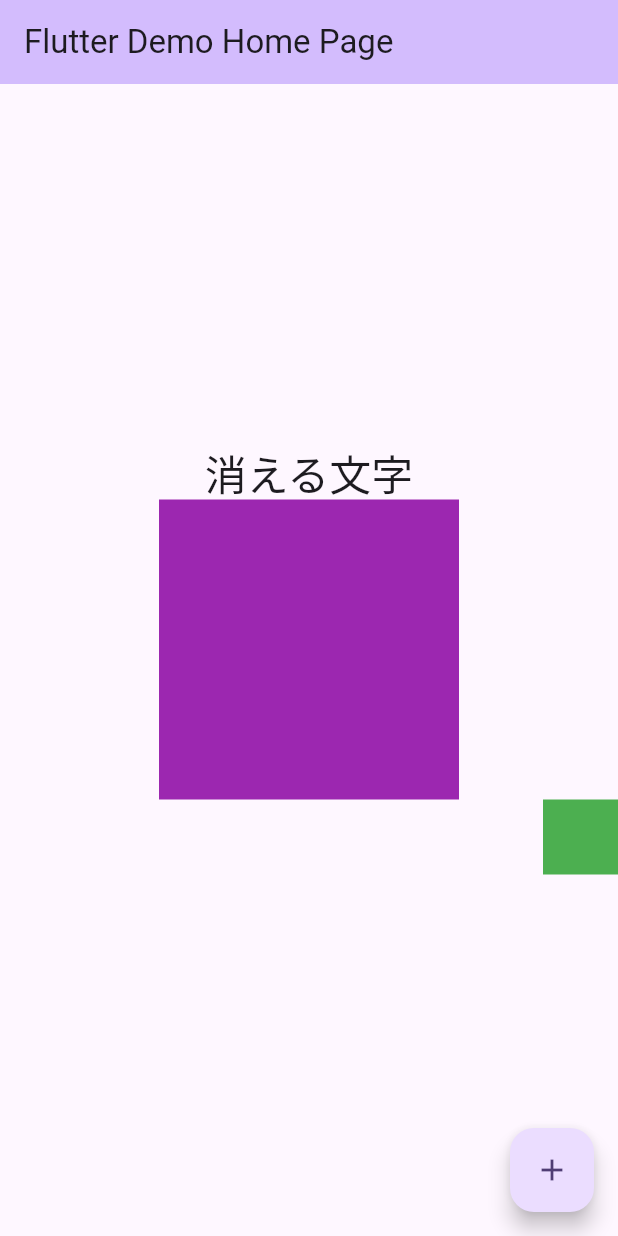
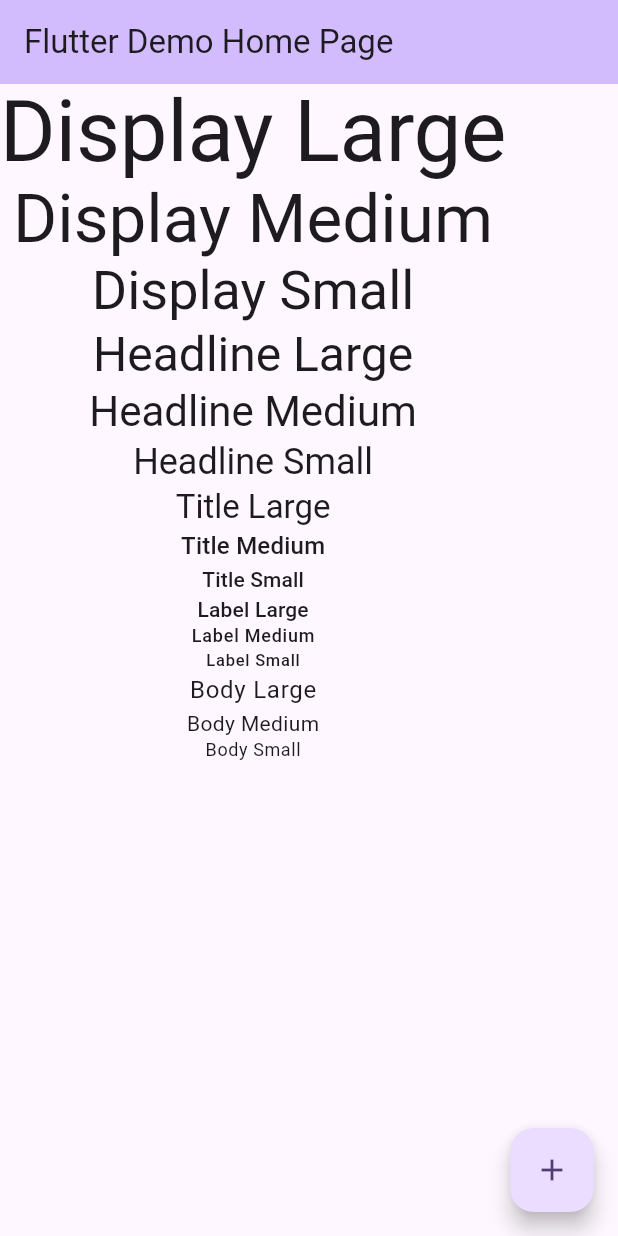
Before and after one commit to yuma-ito-bd/flutter-helloworld, a Flutter app: the screen it shows after launch, on a phone screen of 412 x 824 dp. Run offline on Flutter 3.47's test engine with Material 3 defaults, Android fonts, the phone set to English and light mode, and no system bars; our stand-ins replace font_awesome_flutter.

Commit message:
TextThemeの一覧を表示

```diff
--- a/counter_app/lib/main.dart
+++ b/counter_app/lib/main.dart
@@ -82,50 +82,69 @@ class _MyHomePageState extends State<MyHomePage> {
         // the App.build method, and use it to set our appbar title.
         title: Text(widget.title),
       ),
-      body: Center(
-        // Center is a layout widget. It takes a single child and positions it
-        // in the middle of the parent.
-        child: Column(
-          // Column is also a layout widget. It takes a list of children and
-          // arranges them vertically. By default, it sizes itself to fit its
-          // children horizontally, and tries to be as tall as its parent.
-          //
-          // Column has various properties to control how it sizes itself and
-          // how it positions its children. Here we use mainAxisAlignment to
-          // center the children vertically; the main axis here is the vertical
-          // axis because Columns are vertical (the cross axis would be
-          // horizontal).
-          //
-          // TRY THIS: Invoke "debug painting" (choose the "Toggle Debug Paint"
-          // action in the IDE, or press "p" in the console), to see the
-          // wireframe for each widget.
-          mainAxisAlignment: MainAxisAlignment.center,
+      body: Column(
         children: <Widget>[
-            AnimatedOpacity(
-              opacity: _flag ? 0.1 : 1.0,
-              duration: const Duration(seconds: 3),
-              child: Text(
-                "消える文字",
+          Text(
+            "Display Large",
+            style: Theme.of(context).textTheme.displayLarge,
+          ),
+          Text(
+            "Display Medium",
+            style: Theme.of(context).textTheme.displayMedium,
+          ),
+          Text(
+            "Display Small",
+            style: Theme.of(context).textTheme.displaySmall,
+          ),
+          Text(
+            "Headline Large",
+            style: Theme.of(context).textTheme.headlineLarge,
+          ),
+          Text(
+            "Headline Medium",
             style: Theme.of(context).textTheme.headlineMedium,
           ),
+          Text(
+            "Headline Small",
+            style: Theme.of(context).textTheme.headlineSmall,
           ),
-            AnimatedSize(
-              duration: const Duration(seconds: 3),
-              child: SizedBox(
-                width: _flag ? 50 : 200,
-                height: _flag ? 50 : 200,
-                child: Container(
-                  color: Colors.purple,
+          Text(
+            "Title Large",
+            style: Theme.of(context).textTheme.titleLarge,
           ),
+          Text(
+            "Title Medium",
+            style: Theme.of(context).textTheme.titleMedium,
           ),
+          Text(
+            "Title Small",
+            style: Theme.of(context).textTheme.titleSmall,
           ),
-            AnimatedAlign(
-                duration: const Duration(seconds: 3),
-                alignment: _flag ? Alignment.topLeft : Alignment.bottomRight,
-                child: SizedBox(width: 50, height: 50, child: Container(color: Colors.green,),)
-                )
+          Text(
+            "Label Large",
+            style: Theme.of(context).textTheme.labelLarge,
+          ),
+          Text(
+            "Label Medium",
+            style: Theme.of(context).textTheme.labelMedium,
+          ),
+          Text(
+            "Label Small",
+            style: Theme.of(context).textTheme.labelSmall,
+          ),
+          Text(
+            "Body Large",
+            style: Theme.of(context).textTheme.bodyLarge,
+          ),
+          Text(
+            "Body Medium",
+            style: Theme.of(context).textTheme.bodyMedium,
+          ),
+          Text(
+            "Body Small",
+            style: Theme.of(context).textTheme.bodySmall,
+          ),
         ],
-        ),
       ),
       floatingActionButton: FloatingActionButton(
         onPressed: _click,
```
Lines whose indentation alone changed are shown as unchanged.
